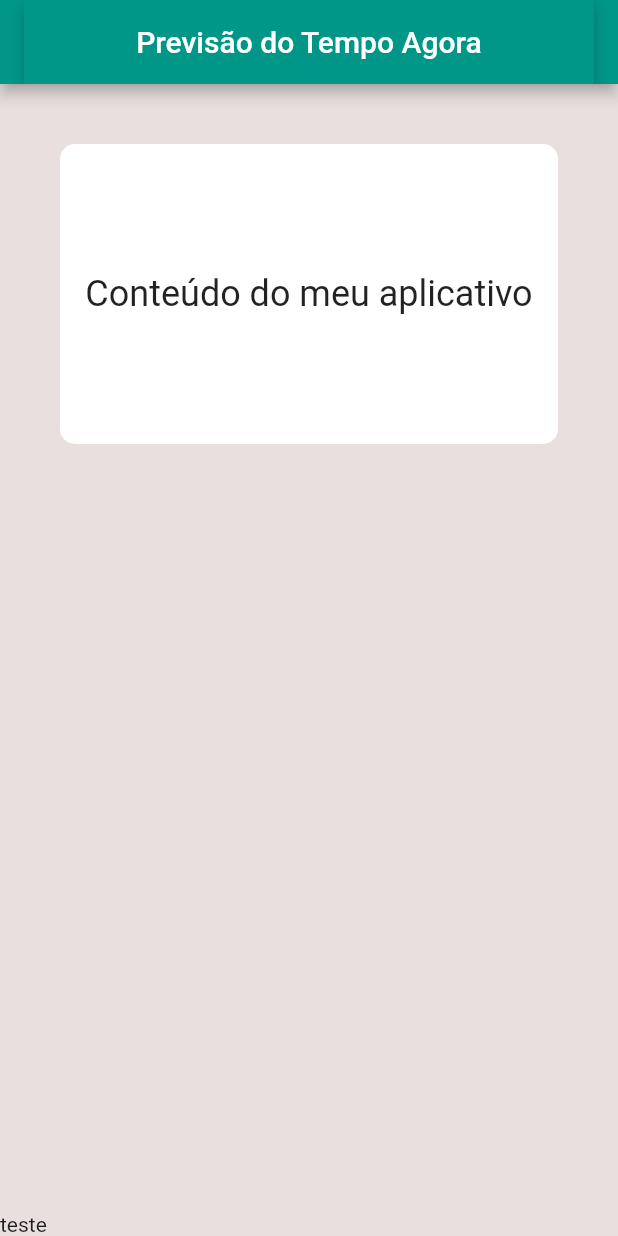
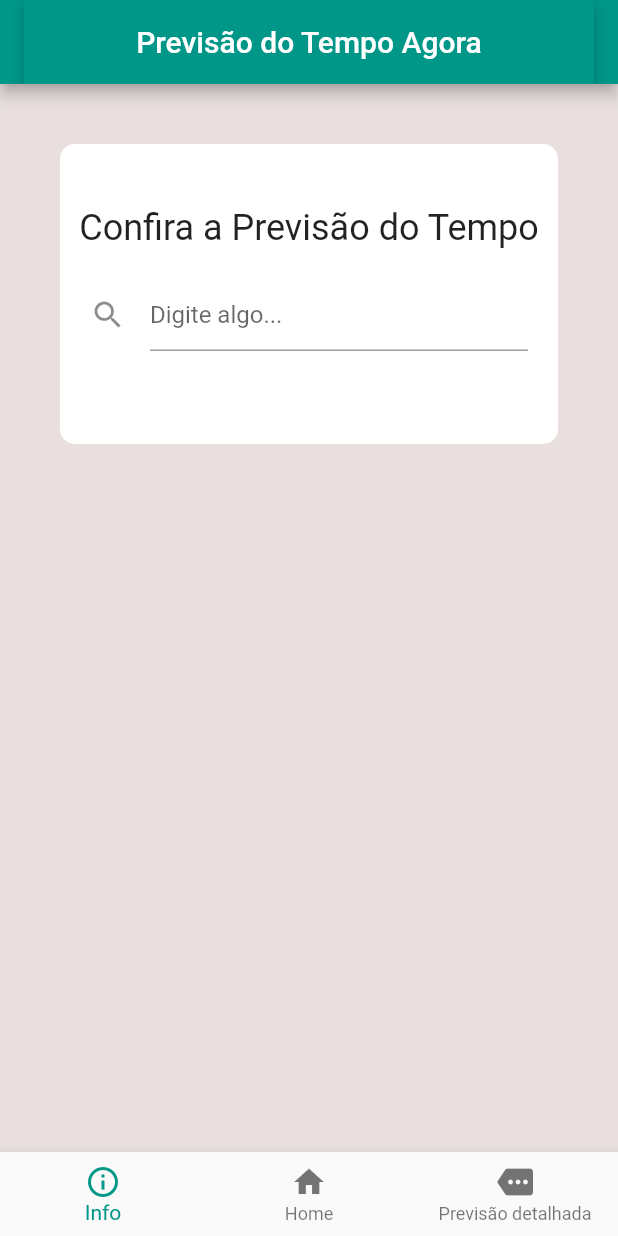
Before and after one commit to ricsjs/forecast-now-flutter, a Flutter app: the screen it shows after launch, on a phone screen of 412 x 824 dp. Run offline on Flutter 3.47's test engine with Material 2 defaults, Android fonts, the phone set to English and light mode, and no system bars.

Commit message:
feat: merge (issue#5/issue#6)

```diff
--- a/lib/main.dart
+++ b/lib/main.dart
@@ -27,15 +27,29 @@ class MyApp extends StatelessWidget {
                 borderRadius: BorderRadius.circular(
                     10.0), // Valor de raio para deixar a borda arredondada
               ),
-              child: Center(
-                child: Text(
-                  'Conteúdo do meu aplicativo',
-                  style: TextStyle(fontSize: 24),
-                ),
+              child: Column(
+                mainAxisAlignment: MainAxisAlignment.center,
+                children: const [
+                  Text(
+                    'Confira a Previsão do Tempo',
+                    style: TextStyle(fontSize: 24),
+                  ),
+                  Padding(
+                    padding: EdgeInsets.symmetric(
+                        vertical: 20.0,
+                        horizontal: 20.0), // Adicionando margem nas laterais
+                    child: TextField(
+                      decoration: InputDecoration(
+                        hintText: 'Digite algo...',
+                        icon: Icon(Icons.search),
+                      ),
+                    ),
+                  ),
+                ],
               ),
             ),
           ),
-          bottomNavigationBar: Text("teste"),
+          bottomNavigationBar: NewNavBar(),
         ));
   }
 }
@@ -55,56 +69,20 @@ class NewAppBar extends StatelessWidget {
 class NewNavBar extends StatelessWidget {
   NewNavBar();
 
-  void tocaramNoBotao(int index){
+  void tocaramNoBotao(int index) {
     print("Tocaram no botão $index");
   }
 
   @override
   Widget build(BuildContext context) {
-
-    return BottomNavigationBar(onTap: tocaramNoBotao, items: const [
+    return BottomNavigationBar(
+      onTap: tocaramNoBotao,
+      items: const [
+        BottomNavigationBarItem(label: "Info", icon: Icon(Icons.info_outline)),
+        BottomNavigationBarItem(label: "Home", icon: Icon(Icons.home)),
         BottomNavigationBarItem(
-          label: "Info",
-          icon: Icon(Icons.info_outline)
-        ),
-        BottomNavigationBarItem(
-          label: "Home",
-          icon: Icon(Icons.home)),
-        BottomNavigationBarItem(
-          label: "Previsão detalhada",
-          icon: Icon(Icons.more)
-        )
-        ],
+            label: "Previsão detalhada", icon: Icon(Icons.more))
+      ],
     );
   }
 }
-
-class MyHomePage extends StatefulWidget {
-  const MyHomePage({Key? key, required this.title}) : super(key: key);
-
-  final String title;
-
-  @override
-  _MyHomePageState createState() => _MyHomePageState();
-}
-
-class _MyHomePageState extends State<MyHomePage> {
-  @override
-  Widget build(BuildContext context) {
-    return Scaffold(
-      appBar: AppBar(
-        title: Text(widget.title),
-      ),
-      body: const Center(
-        child: Column(
-          mainAxisAlignment: MainAxisAlignment.center,
-          children: <Widget>[
-            Text(
-              'Forecast Now',
-            ),
-          ],
-        ),
-      ),
-    );
-  }
-}
```
